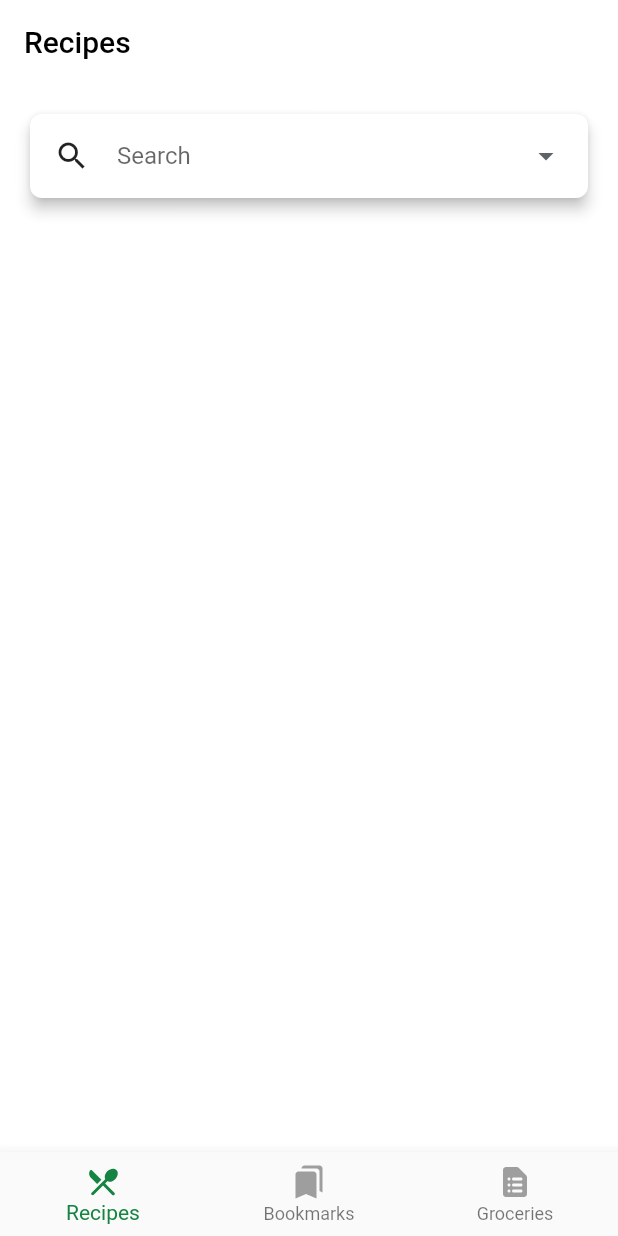
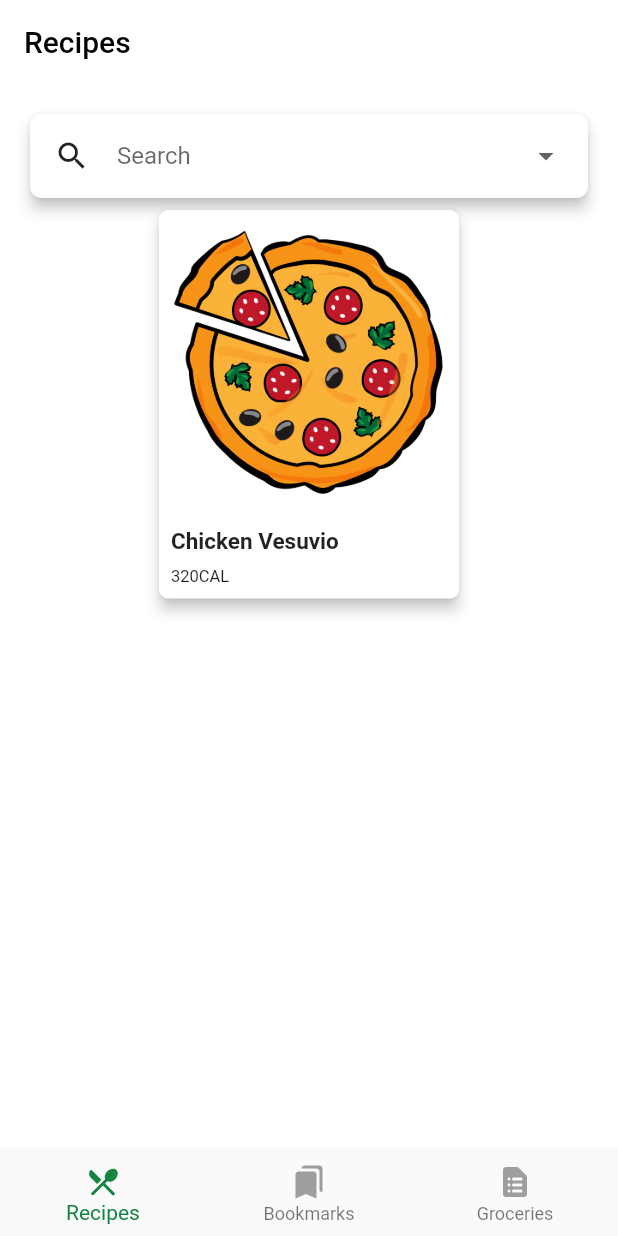
Before and after one commit to m8811163008/handle_json_serialization, a Flutter app: the screen it shows after launch, after a tap on the "arrow drop down" icon, on a phone screen of 412 x 824 dp. Run offline on Flutter 3.47's test engine with Material 2 defaults, Android fonts, the phone set to English and light mode, and no system bars; our stand-ins replace flutter_slidable, flutter_svg, shared_preferences; project files that could hold a hidden picture were left out.

```diff
--- a/lib/ui/recipes/recipe_list.dart
+++ b/lib/ui/recipes/recipe_list.dart
@@ -4,6 +4,11 @@ import 'package:flutter/material.dart';
 import 'package:shared_preferences/shared_preferences.dart';
 import '../colors.dart';
 import '../widgets/custom_dropdown.dart';
+import 'dart:convert';
+import '../../network/recipe_model.dart';
+import 'package:flutter/services.dart';
+import '../recipe_card.dart';
+import 'recipe_details.dart';
 
 class RecipeList extends StatefulWidget {
   const RecipeList({Key? key}) : super(key: key);
@@ -26,16 +31,15 @@ class _RecipeListState extends State<RecipeList> {
   bool loading = false;
   bool inErrorState = false;
   List<String> previousSearches = <String>[];
-  // TODO: Add _currentRecipes1
+  APIRecipeQuery? _currentRecipes1;
 
   @override
   void initState() {
     super.initState();
-    // TODO: Call loadRecipes()
+    loadRecipes();
     getPreviousSearches();
     searchTextController = TextEditingController(text: '');
-    _scrollController
-      .addListener(() {
+    _scrollController.addListener(() {
       final triggerFetchMoreSize =
           0.7 * _scrollController.position.maxScrollExtent;
 
@@ -55,7 +59,14 @@ class _RecipeListState extends State<RecipeList> {
     });
   }
 
-  // TODO: Add loadRecipes
+  Future loadRecipes() async {
+    final jsonString =
+        await DefaultAssetBundle.of(context).loadString('assets/recipes1.json');
+    setState(() {
+      // 2
+      _currentRecipes1 = APIRecipeQuery.fromJson(jsonDecode(jsonString));
+    });
+  }
 
   @override
   void dispose() {
@@ -181,16 +192,37 @@ class _RecipeListState extends State<RecipeList> {
     });
   }
 
-  // TODO: Replace method
   Widget _buildRecipeLoader(BuildContext context) {
-    if (searchTextController.text.length < 3) {
+    // 1
+    if (_currentRecipes1 == null || _currentRecipes1?.hits == null) {
       return Container();
     }
-    // Show a loading indicator while waiting for the movies
-    return const Center(
-      child: CircularProgressIndicator(),
+    // Show a loading indicator while waiting for the recipes
+    return Flexible(
+      child: ListView.builder(
+        itemCount: 1,
+        itemBuilder: (BuildContext context, int index) {
+          return Center(
+              child: _buildRecipeCard(context, _currentRecipes1!.hits, 0));
+        },
+      ),
     );
   }
 
-  // TODO: Add _buildRecipeCard
+  Widget _buildRecipeCard(
+      BuildContext topLevelContext, List<APIHits> hits, int index) {
+    // 1
+    final recipe = hits[index].recipe;
+    return GestureDetector(
+      onTap: () {
+        Navigator.push(topLevelContext, MaterialPageRoute(
+          builder: (context) {
+            return const RecipeDetails();
+          },
+        ));
+      },
+      // 2
+      child: recipeStringCard(recipe.image, recipe.label),
+    );
   }
+}
```
Lines whose indentation alone changed are shown as unchanged.
